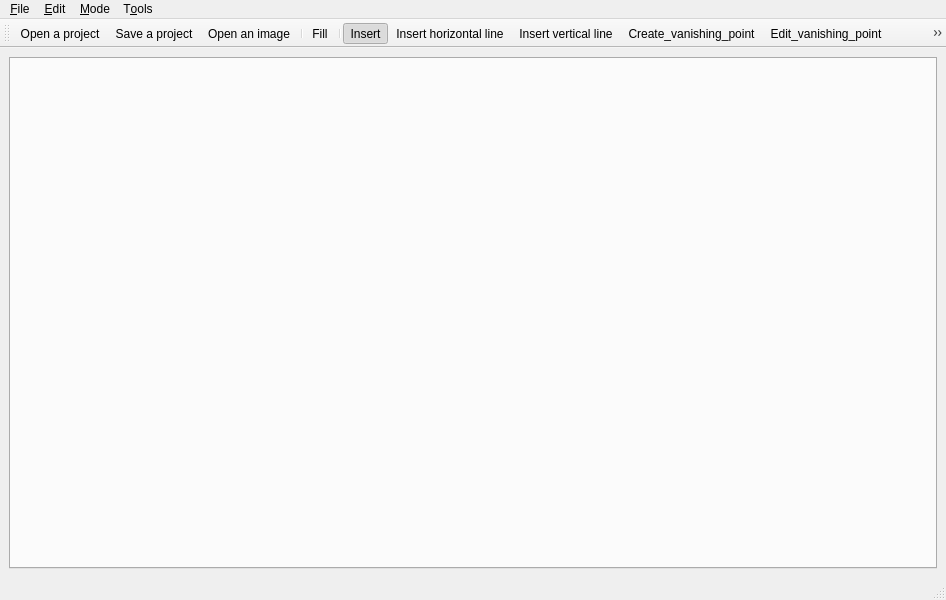
Before: the Qt Designer form src/QLabelling/qt/QArrangementLabellingWindow.ui in oliviertournaire/QLabelling, drawn with Qt 5.
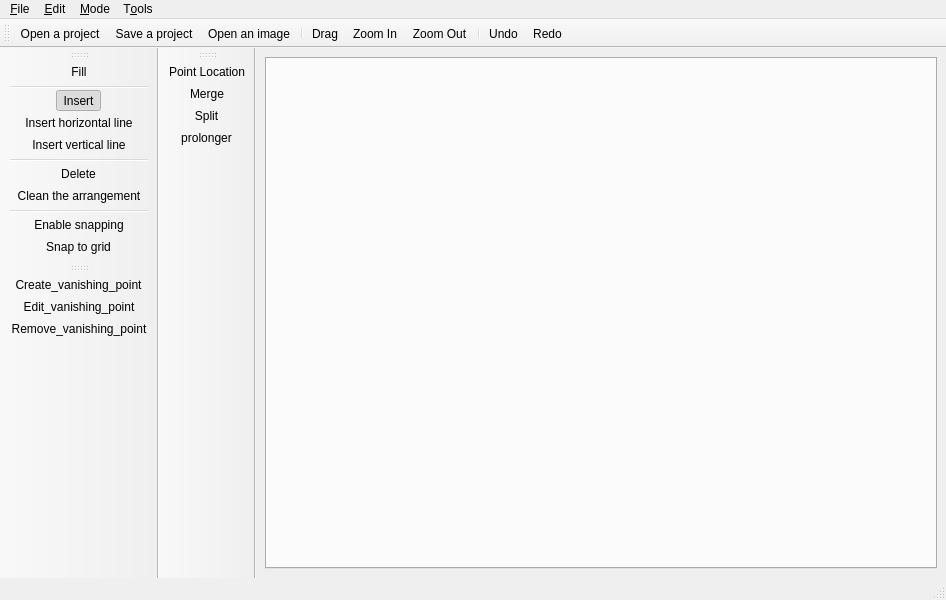
After: the same form once the commit is applied. Icons and pictures are not drawn.

Commit message: modification of many options of vanishing points; can choose a vanishing point name; vanishing lines drawing more accurate; erasing bugs fixed;automatic switch between buttons if an action is not possible yet; number of edges defining a vanishing point written in the vanishing point widget

What changed in the file:
```diff
--- a/src/QLabelling/qt/QArrangementLabellingWindow.ui
+++ b/src/QLabelling/qt/QArrangementLabellingWindow.ui
@@ -43,29 +43,10 @@
    <addaction name="actionSaveProject"/>
    <addaction name="actionOpenImage"/>
    <addaction name="separator"/>
-   <addaction name="actionFill"/>
-   <addaction name="separator"/>
-   <addaction name="actionInsert"/>
-   <addaction name="actionInsert_horizontal_line"/>
-   <addaction name="actionInsert_vertical_line"/>
-   <addaction name="actionCreate_vanishing_point"/>
-   <addaction name="actionEdit_vanishing_point"/>
-   <addaction name="actionRemove_vanishing_point"/>
-   <addaction name="actionDelete"/>
-   <addaction name="separator"/>
-   <addaction name="actionClean"/>
-   <addaction name="separator"/>
-   <addaction name="actionPointLocation"/>
-   <addaction name="actionMerge"/>
-   <addaction name="actionSplit"/>
-   <addaction name="separator"/>
    <addaction name="actionDrag"/>
    <addaction name="actionZoomIn"/>
    <addaction name="actionZoomOut"/>
    <addaction name="separator"/>
-   <addaction name="actionSnapMode"/>
-   <addaction name="actionGridSnapMode"/>
-   <addaction name="separator"/>
    <addaction name="actionUndo"/>
    <addaction name="actionRedo"/>
   </widget>
@@ -130,6 +111,57 @@
    <addaction name="menuMode"/>
    <addaction name="menuT_ools"/>
   </widget>
+  <widget class="QToolBar" name="toolBar_drawing">
+   <property name="windowTitle">
+    <string>toolBar_2</string>
+   </property>
+   <attribute name="toolBarArea">
+    <enum>LeftToolBarArea</enum>
+   </attribute>
+   <attribute name="toolBarBreak">
+    <bool>false</bool>
+   </attribute>
+   <addaction name="actionFill"/>
+   <addaction name="separator"/>
+   <addaction name="actionInsert"/>
+   <addaction name="actionInsert_horizontal_line"/>
+   <addaction name="actionInsert_vertical_line"/>
+   <addaction name="separator"/>
+   <addaction name="actionDelete"/>
+   <addaction name="actionClean"/>
+   <addaction name="separator"/>
+   <addaction name="actionSnapMode"/>
+   <addaction name="actionGridSnapMode"/>
+  </widget>
+  <widget class="QToolBar" name="toolBar_vanishing">
+   <property name="windowTitle">
+    <string>toolBar_3</string>
+   </property>
+   <attribute name="toolBarArea">
+    <enum>LeftToolBarArea</enum>
+   </attribute>
+   <attribute name="toolBarBreak">
+    <bool>false</bool>
+   </attribute>
+   <addaction name="actionCreate_vanishing_point"/>
+   <addaction name="actionEdit_vanishing_point"/>
+   <addaction name="actionRemove_vanishing_point"/>
+  </widget>
+  <widget class="QToolBar" name="toolBar_moreoptions">
+   <property name="windowTitle">
+    <string>toolBar_2</string>
+   </property>
+   <attribute name="toolBarArea">
+    <enum>LeftToolBarArea</enum>
+   </attribute>
+   <attribute name="toolBarBreak">
+    <bool>true</bool>
+   </attribute>
+   <addaction name="actionPointLocation"/>
+   <addaction name="actionMerge"/>
+   <addaction name="actionSplit"/>
+   <addaction name="actionProlonger"/>
+  </widget>
   <action name="actionQuit">
    <property name="icon">
     <iconset resource="../rc/QArrangementLabelling.qrc">
@@ -484,6 +516,21 @@
     <string>Supprimer le point de fuite</string>
    </property>
   </action>
+  <action name="actionProlonger">
+   <property name="checkable">
+    <bool>true</bool>
+   </property>
+   <property name="icon">
+    <iconset resource="../rc/QArrangementLabelling.qrc">
+     <normaloff>:/icons/prolonger.png</normaloff>:/icons/prolonger.png</iconset>
+   </property>
+   <property name="text">
+    <string>prolonger</string>
+   </property>
+   <property name="toolTip">
+    <string>prolonger un segment</string>
+   </property>
+  </action>
  </widget>
  <resources>
   <include location="../rc/QArrangementLabelling.qrc"/>
```
Left out of the diff: 3 changed lines with no effect on the pictures. The commit also changes 13 other files.
